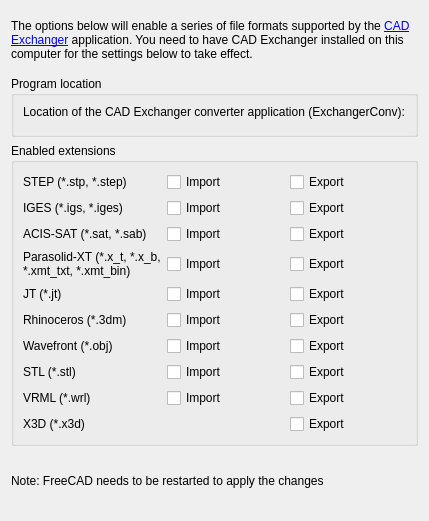
Qt form CADExchangerIO.ui (yorikvanhavre/CADExchanger) before a commit.
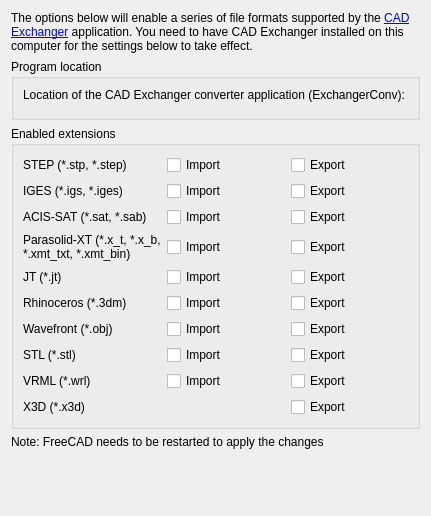
The same form after that commit. Custom widgets are drawn as their Qt base class.

Commit message: Fixed missing UI setting

```diff
--- a/CADExchangerIO.ui
+++ b/CADExchangerIO.ui
@@ -6,8 +6,8 @@
    <rect>
     <x>0</x>
     <y>0</y>
-    <width>429</width>
-    <height>521</height>
+    <width>431</width>
+    <height>516</height>
    </rect>
   </property>
   <property name="windowTitle">
@@ -383,6 +383,19 @@
      </property>
     </widget>
    </item>
+   <item>
+    <spacer name="verticalSpacer">
+     <property name="orientation">
+      <enum>Qt::Vertical</enum>
+     </property>
+     <property name="sizeHint" stdset="0">
+      <size>
+       <width>20</width>
+       <height>40</height>
+      </size>
+     </property>
+    </spacer>
+   </item>
   </layout>
  </widget>
  <customwidgets>
```
Left out of the diff: 3 changed lines with no effect on the pictures.
